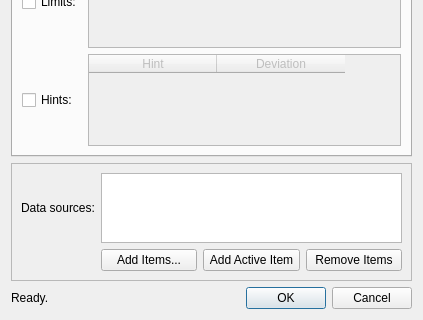
Qt form ui/fit.ui (tweber-ill/frm_mirror-miezetools) before a commit; both pictures show x 0 to 423 and y 145 to 465 of the 423 by 465 pixel window.
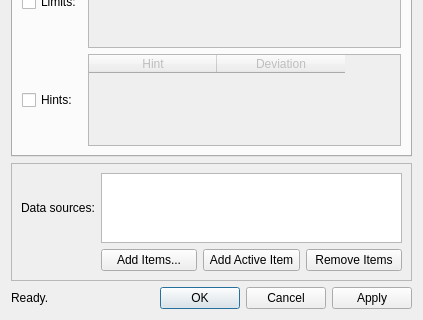
The same form after that commit.

Commit message: continued with fit dialog

What changed in the file:
```diff
--- a/ui/fit.ui
+++ b/ui/fit.ui
@@ -237,7 +237,7 @@
          <enum>Qt::Horizontal</enum>
         </property>
         <property name="standardButtons">
-         <set>QDialogButtonBox::Cancel|QDialogButtonBox::Ok</set>
+         <set>QDialogButtonBox::Apply|QDialogButtonBox::Cancel|QDialogButtonBox::Ok</set>
         </property>
        </widget>
       </item>
```
The commit also changes 10 other files.
